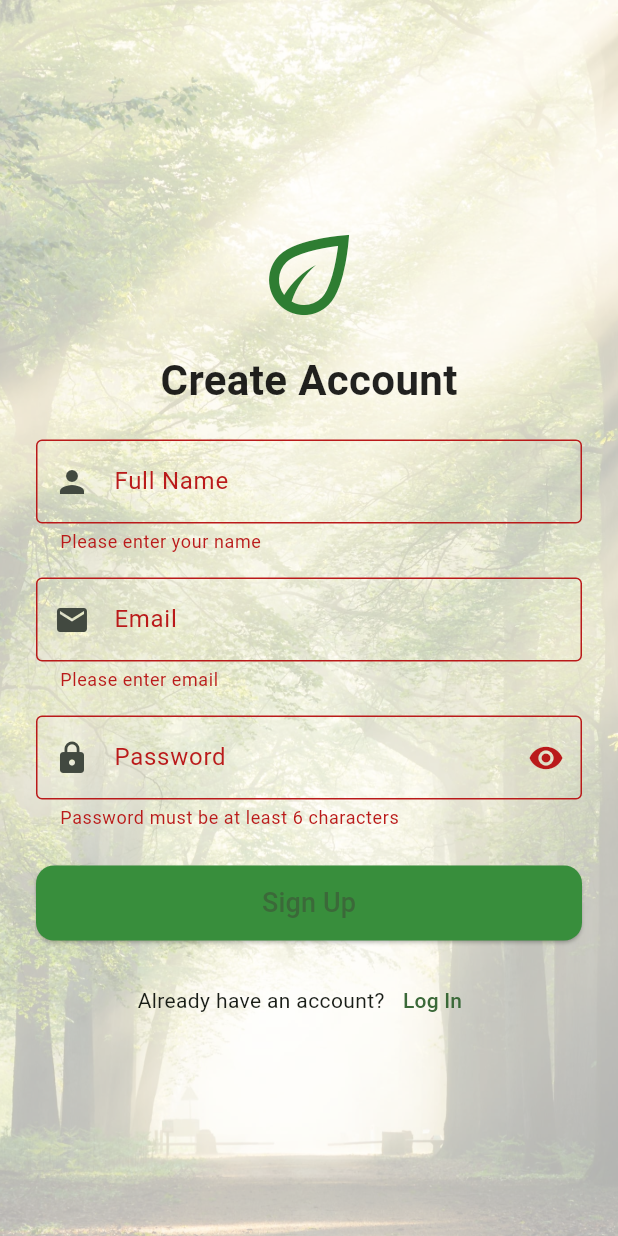
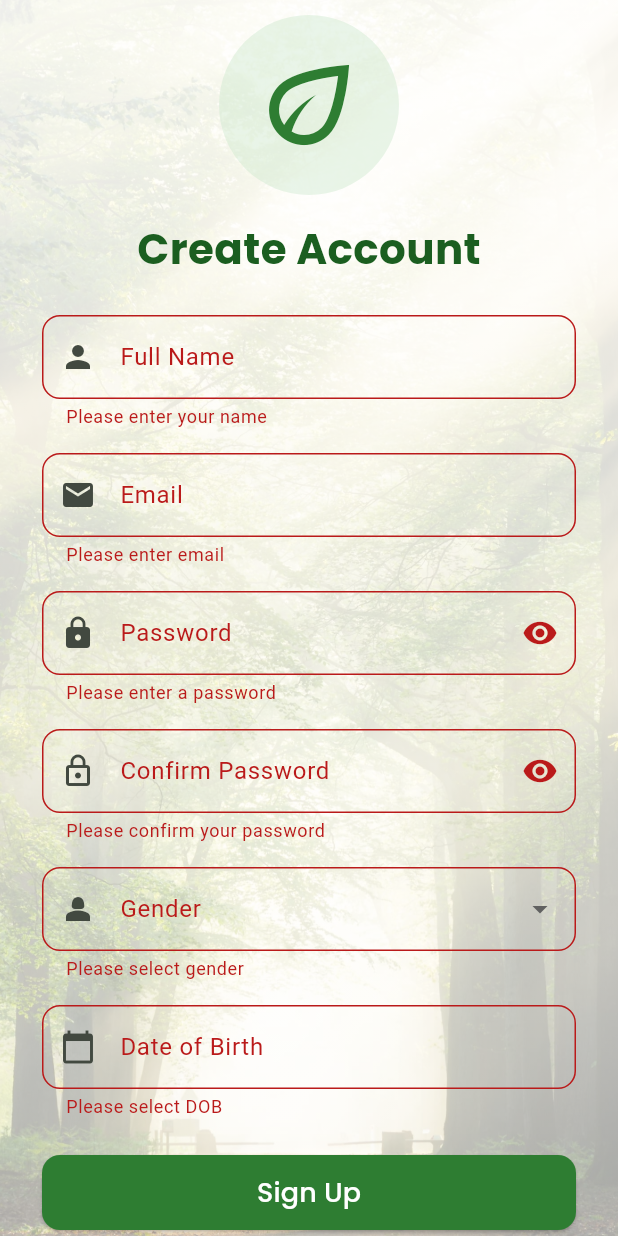
Before and after one commit to shreyachak1712/CarbonConscious, a Flutter app: the SignupPage screen opened by its route, after a tap on "Sign Up", on a phone screen of 412 x 824 dp. Run offline on Flutter 3.47's test engine with Material 3 defaults, Android fonts, the phone set to English and light mode, and no system bars; our stand-ins replace google_fonts.

Commit message:
signup and sidebar

```diff
--- a/lib/electricity_page.dart
+++ b/lib/screens/electricity_page.dart
@@ -1,4 +1,5 @@
 import 'package:flutter/material.dart';
+import '../widgets/custom_drawer.dart';
 import 'dart:math';
 
 class ElectricityPage extends StatefulWidget {
@@ -63,6 +64,7 @@ class _ElectricityPageState extends State<ElectricityPage> {
   @override
   Widget build(BuildContext context) {
     return Scaffold(
+      drawer: const CustomDrawer(),
       appBar: AppBar(
         title: const Text('Electricity Emissions'),
         backgroundColor: Colors.green[700],
--- a/lib/food_page.dart
+++ b/lib/screens/food_page.dart
@@ -1,5 +1,6 @@
 // Refactored FoodPage using servings instead of kg
 import 'package:flutter/material.dart';
+import '../widgets/custom_drawer.dart';
 
 class FoodPage extends StatefulWidget {
   const FoodPage({super.key});
@@ -58,6 +59,7 @@ class _FoodPageState extends State<FoodPage> {
   @override
   Widget build(BuildContext context) {
     return Scaffold(
+      drawer: const CustomDrawer(),
       appBar: AppBar(
         title: const Text('Track Food Consumption'),
         backgroundColor: Colors.green[700],
--- a/lib/home_dashboard.dart
+++ b/lib/screens/home_dashboard.dart
@@ -1,4 +1,5 @@
 import 'package:flutter/material.dart';
+import '../widgets/custom_drawer.dart';
 
 class HomeDashboard extends StatelessWidget {
   const HomeDashboard({super.key});
@@ -7,6 +8,7 @@ class HomeDashboard extends StatelessWidget {
   Widget build(BuildContext context) {
     return Scaffold(
       backgroundColor: Colors.green[50],
+      drawer: const CustomDrawer(),
       appBar: AppBar(
         backgroundColor: Colors.green[700],
         title: const Text("Carbon Tracker"),
--- a/lib/shopping_page.dart
+++ b/lib/screens/shopping_page.dart
@@ -1,4 +1,5 @@
 import 'package:flutter/material.dart';
+import '../widgets/custom_drawer.dart';
 
 class ShoppingPage extends StatefulWidget {
   const ShoppingPage({super.key});
@@ -89,6 +90,7 @@ class _ShoppingPageState extends State<ShoppingPage> {
   @override
   Widget build(BuildContext context) {
     return Scaffold(
+      drawer: const CustomDrawer(),
       appBar: AppBar(
         title: const Text("Shopping Emissions"),
         backgroundColor: Colors.green[700],
--- /dev/null
+++ b/lib/screens/signup_page.dart
@@ -0,0 +1,317 @@
+import 'package:flutter/material.dart';
+import 'package:google_fonts/google_fonts.dart';
+import 'package:intl/intl.dart';
+
+class SignupPage extends StatefulWidget {
+  const SignupPage({Key? key}) : super(key: key);
+
+  @override
+  State<SignupPage> createState() => _SignupPageState();
+}
+
+class _SignupPageState extends State<SignupPage> {
+  final _formKey = GlobalKey<FormState>();
+  final TextEditingController _dobController = TextEditingController();
+
+  String? _selectedGender;
+  bool _obscureText = true;
+  bool _obscureConfirmText = true;
+  String? _password;
+  String? _confirmPassword;
+  DateTime? _selectedDate;
+
+  bool _isPasswordStrong(String password) {
+    RegExp passwordRegExp = RegExp(
+        r'^(?=.*[a-z])(?=.*[A-Z])(?=.*\d)(?=.*[@$!%*?&])[A-Za-z\d@$!%*?&]{8,}$');
+    return passwordRegExp.hasMatch(password);
+  }
+
+  @override
+  Widget build(BuildContext context) {
+    return Scaffold(
+      body: Stack(
+        children: [
+          // 🌲 Background Image
+          Positioned.fill(
+            child: Image.asset(
+              'assets/images/forest_background.jpg',
+              fit: BoxFit.cover,
+            ),
+          ),
+
+          // 🧊 Gradient Overlay
+          Positioned.fill(
+            child: Container(
+              decoration: BoxDecoration(
+                gradient: LinearGradient(
+                  colors: [
+                    Colors.white.withOpacity(0.9),
+                    Colors.white.withOpacity(0.6),
+                  ],
+                  begin: Alignment.topCenter,
+                  end: Alignment.bottomCenter,
+                ),
+              ),
+            ),
+          ),
+
+          // 📝 Sign-Up Form
+          SafeArea(
+            child: Center(
+              child: SingleChildScrollView(
+                padding: const EdgeInsets.symmetric(horizontal: 28.0),
+                child: Form(
+                  key: _formKey,
+                  child: Column(
+                    children: [
+                      const SizedBox(height: 10),
+
+                      // 🌿 Logo
+                      Container(
+                        padding: const EdgeInsets.all(20),
+                        decoration: BoxDecoration(
+                          shape: BoxShape.circle,
+                          color: Colors.green.shade100.withOpacity(0.4),
+                        ),
+                        child: Icon(
+                          Icons.eco_outlined,
+                          size: 80,
+                          color: Colors.green.shade800,
+                        ),
+                      ),
+                      const SizedBox(height: 16),
+
+                      // ✨ Title
+                      Text(
+                        'Create Account',
+                        style: GoogleFonts.poppins(
+                          fontSize: 28,
+                          fontWeight: FontWeight.bold,
+                          color: Colors.green.shade900,
+                        ),
+                      ),
+                      const SizedBox(height: 24),
+
+                      // Full Name
+                      TextFormField(
+                        decoration: InputDecoration(
+                          labelText: 'Full Name',
+                          prefixIcon: const Icon(Icons.person),
+                          border: OutlineInputBorder(
+                            borderRadius: BorderRadius.circular(12),
+                          ),
+                        ),
+                        validator: (value) =>
+                            value!.isEmpty ? 'Please enter your name' : null,
+                      ),
+                      const SizedBox(height: 16),
+
+                      // Email
+                      TextFormField(
+                        decoration: InputDecoration(
+                          labelText: 'Email',
+                          prefixIcon: const Icon(Icons.email),
+                          border: OutlineInputBorder(
+                            borderRadius: BorderRadius.circular(12),
+                          ),
+                        ),
+                        keyboardType: TextInputType.emailAddress,
+                        validator: (value) {
+                          if (value == null || value.isEmpty) {
+                            return 'Please enter email';
+                          }
+                          bool emailValid = RegExp(
+                                  r'^[\w-\.]+@([\w-]+\.)+[\w]{2,4}$')
+                              .hasMatch(value);
+                          return emailValid ? null : 'Enter a valid email';
+                        },
+                      ),
+                      const SizedBox(height: 16),
+
+                      // Password
+                      TextFormField(
+                        obscureText: _obscureText,
+                        decoration: InputDecoration(
+                          labelText: 'Password',
+                          prefixIcon: const Icon(Icons.lock),
+                          suffixIcon: IconButton(
+                            icon: Icon(_obscureText
+                                ? Icons.visibility
+                                : Icons.visibility_off),
+                            onPressed: () {
+                              setState(() {
+                                _obscureText = !_obscureText;
+                              });
+                            },
+                          ),
+                          border: OutlineInputBorder(
+                            borderRadius: BorderRadius.circular(12),
+                          ),
+                        ),
+                        onChanged: (value) => _password = value,
+                        validator: (value) {
+                          if (value == null || value.isEmpty) {
+                            return 'Please enter a password';
+                          } else if (!_isPasswordStrong(value)) {
+                            return 'Password must contain:\n• 8+ chars\n• 1 uppercase\n• 1 lowercase\n• 1 digit\n• 1 special character';
+                          }
+                          return null;
+                        },
+                      ),
+                      const SizedBox(height: 16),
+
+                      // Confirm Password
+                      TextFormField(
+                        obscureText: _obscureConfirmText,
+                        decoration: InputDecoration(
+                          labelText: 'Confirm Password',
+                          prefixIcon: const Icon(Icons.lock_outline),
+                          suffixIcon: IconButton(
+                            icon: Icon(_obscureConfirmText
+                                ? Icons.visibility
+                                : Icons.visibility_off),
+                            onPressed: () {
+                              setState(() {
+                                _obscureConfirmText = !_obscureConfirmText;
+                              });
+                            },
+                          ),
+                          border: OutlineInputBorder(
+                            borderRadius: BorderRadius.circular(12),
+                          ),
+                        ),
+                        onChanged: (value) => _confirmPassword = value,
+                        validator: (value) {
+                          if (value == null || value.isEmpty) {
+                            return 'Please confirm your password';
+                          } else if (value != _password) {
+                            return 'Passwords do not match';
+                          }
+                          return null;
+                        },
+                      ),
+                      const SizedBox(height: 16),
+
+                      // Gender
+                      DropdownButtonFormField<String>(
+                        value: _selectedGender,
+                        decoration: InputDecoration(
+                          labelText: 'Gender',
+                          prefixIcon: const Icon(Icons.person_2),
+                          border: OutlineInputBorder(
+                            borderRadius: BorderRadius.circular(12),
+                          ),
+                        ),
+                        items: ['Male', 'Female', 'Other']
+                            .map((gender) => DropdownMenuItem(
+                                  value: gender,
+                                  child: Text(gender),
+                                ))
+                            .toList(),
+                        onChanged: (value) {
+                          setState(() => _selectedGender = value);
+                        },
+                        validator: (value) =>
+                            value == null ? 'Please select gender' : null,
+                      ),
+                      const SizedBox(height: 16),
+
+                      // Date of Birth
+                      TextFormField(
+                        controller: _dobController,
+                        readOnly: true,
+                        decoration: InputDecoration(
+                          labelText: 'Date of Birth',
+                          prefixIcon: const Icon(Icons.calendar_today),
+                          border: OutlineInputBorder(
+                            borderRadius: BorderRadius.circular(12),
+                          ),
+                        ),
+                        onTap: () async {
+                          DateTime? picked = await showDatePicker(
+                            context: context,
+                            initialDate: DateTime(2005),
+                            firstDate: DateTime(1900),
+                            lastDate: DateTime.now(),
+                          );
+                          if (picked != null) {
+                            setState(() {
+                              _selectedDate = picked;
+                              _dobController.text =
+                                  DateFormat('dd MMM yyyy').format(picked);
+                            });
+                          }
+                        },
+                        validator: (_) =>
+                            _selectedDate == null ? 'Please select DOB' : null,
+                      ),
+                      const SizedBox(height: 24),
+
+                      // Sign-Up Button
+                      SizedBox(
+                        width: double.infinity,
+                        height: 50,
+                        child: ElevatedButton(
+                          style: ElevatedButton.styleFrom(
+                            backgroundColor: Colors.green[800],
+                            shape: RoundedRectangleBorder(
+                              borderRadius: BorderRadius.circular(12),
+                            ),
+                          ),
+                          onPressed: () {
+                            if (_formKey.currentState!.validate()) {
+                              // TODO: Connect with Firebase or backend
+                              ScaffoldMessenger.of(context).showSnackBar(
+                                const SnackBar(
+                                  content:
+                                      Text('Account created successfully!'),
+                                ),
+                              );
+                            }
+                          },
+                          child: Text(
+                            'Sign Up',
+                            style: GoogleFonts.poppins(
+                              fontSize: 18,
+                              fontWeight: FontWeight.w500,
+                              color: Colors.white,
+                            ),
+                          ),
+                        ),
+                      ),
+                      const SizedBox(height: 16),
+
+                      // Login Redirect
+                      Row(
+                        mainAxisAlignment: MainAxisAlignment.center,
+                        children: [
+                          Text(
+                            'Already have an account?',
+                            style: GoogleFonts.poppins(),
+                          ),
+                          TextButton(
+                            onPressed: () {
+                              Navigator.pushReplacementNamed(
+                                  context, '/login');
+                            },
+                            child: Text(
+                              'Log In',
+                              style: GoogleFonts.poppins(
+                                fontWeight: FontWeight.bold,
+                                color: Colors.green.shade800,
+                              ),
+                            ),
+                          ),
+                        ],
+                      ),
+                    ],
+                  ),
+                ),
+              ),
+            ),
+          ),
+        ],
+      ),
+    );
+  }
+}
--- a/lib/travel_emissions_page.dart
+++ b/lib/screens/travel_emissions_page.dart
@@ -1,5 +1,6 @@
 import 'package:flutter/material.dart';
 import 'package:intl/intl.dart';
+import '../widgets/custom_drawer.dart';
 
 class TravelEntry {
   String mode;
@@ -268,6 +269,7 @@ class _TravelPageState extends State<TravelPage> {
   @override
   Widget build(BuildContext context) {
     return Scaffold(
+      drawer: const CustomDrawer(),
       appBar: AppBar(
         title: const Text("Travel Emissions Tracker"),
         backgroundColor: Colors.green[700],
--- a/lib/signup_page.dart
+++ /dev/null
@@ -1,158 +0,0 @@
-import 'package:flutter/material.dart';
-
-class SignupPage extends StatefulWidget {
-  const SignupPage({Key? key}) : super(key: key);
-
-  @override
-  State<SignupPage> createState() => _SignupPageState();
-}
-
-class _SignupPageState extends State<SignupPage> {
-  final _formKey = GlobalKey<FormState>();
-  bool _obscureText = true;
-
-  @override
-  Widget build(BuildContext context) {
-    return Scaffold(
-      body: Stack(
-        children: [
-          // 🌲 Background Image
-          Positioned.fill(
-            child: Image.asset(
-              'assets/images/forest_background.jpg', // ✅ Same path as LoginPage
-              fit: BoxFit.cover,
-            ),
-          ),
-
-          // 🧊 White overlay for readability
-          Positioned.fill(
-            child: Container(
-              color: Colors.white.withOpacity(0.65),
-            ),
-          ),
-
-          // 📝 Sign-Up Form
-          SafeArea(
-            child: Center(
-              child: SingleChildScrollView(
-                padding: const EdgeInsets.symmetric(horizontal: 24.0),
-                child: Form(
-                  key: _formKey,
-                  child: Column(
-                    children: [
-                      const SizedBox(height: 10),
-                      Icon(Icons.eco_outlined,
-                          size: 80, color: Colors.green.shade800),
-                      const SizedBox(height: 10),
-                      const Text(
-                        'Create Account',
-                        style: TextStyle(
-                          fontSize: 28,
-                          fontWeight: FontWeight.bold,
-                          color: Colors.black87,
-                        ),
-                      ),
-                      const SizedBox(height: 20),
-
-                      // Name
-                      TextFormField(
-                        decoration: const InputDecoration(
-                          labelText: 'Full Name',
-                          prefixIcon: Icon(Icons.person),
-                          border: OutlineInputBorder(),
-                        ),
-                        validator: (value) =>
-                            value!.isEmpty ? 'Please enter your name' : null,
-                      ),
-                      const SizedBox(height: 16),
-
-                      // Email
-                      TextFormField(
-                        decoration: const InputDecoration(
-                          labelText: 'Email',
-                          prefixIcon: Icon(Icons.email),
-                          border: OutlineInputBorder(),
-                        ),
-                        keyboardType: TextInputType.emailAddress,
-                        validator: (value) =>
-                            value!.isEmpty ? 'Please enter email' : null,
-                      ),
-                      const SizedBox(height: 16),
-
-                      // Password
-                      TextFormField(
-                        obscureText: _obscureText,
-                        decoration: InputDecoration(
-                          labelText: 'Password',
-                          prefixIcon: const Icon(Icons.lock),
-                          border: const OutlineInputBorder(),
-                          suffixIcon: IconButton(
-                            icon: Icon(_obscureText
-                                ? Icons.visibility
-                                : Icons.visibility_off),
-                            onPressed: () {
-                              setState(() {
-                                _obscureText = !_obscureText;
-                              });
-                            },
-                          ),
-                        ),
-                        validator: (value) => value!.length < 6
-                            ? 'Password must be at least 6 characters'
-                            : null,
-                      ),
-                      const SizedBox(height: 24),
-
-                      // Sign-Up Button
-                      SizedBox(
-                        width: double.infinity,
-                        height: 50,
-                        child: ElevatedButton(
-                          style: ElevatedButton.styleFrom(
-                            backgroundColor: Colors.green[700],
-                            shape: RoundedRectangleBorder(
-                              borderRadius: BorderRadius.circular(12),
-                            ),
-                          ),
-                          onPressed: () {
-                            if (_formKey.currentState!.validate()) {
-                              // TODO: Call Firebase signup function
-                              ScaffoldMessenger.of(context).showSnackBar(
-                                const SnackBar(
-                                    content:
-                                        Text('Account created successfully!')),
-                              );
-                            }
-                          },
-                          child: const Text(
-                            'Sign Up',
-                            style: TextStyle(fontSize: 18),
-                          ),
-                        ),
-                      ),
-                      const SizedBox(height: 16),
-
-                      // Redirect to Login
-                      Row(
-                        mainAxisAlignment: MainAxisAlignment.center,
-                        children: [
-                          const Text('Already have an account?'),
-                          TextButton(
-                            onPressed: () {
-                              Navigator.pushReplacementNamed(context, '/login');
-                            },
-                            child: const Text('Log In'),
-                          ),
-                        ],
-                      ),
-                    ],
-                  ),
-                ),
-              ),
-            ),
-          ),
-        ],
-      ),
-    );
-  }
-}
--- a/pubspec.yaml
+++ b/pubspec.yaml
@@ -30,6 +30,7 @@ environment:
 dependencies:
   flutter:
     sdk: flutter
+  google_fonts: ^6.2.1
   intl: ^0.18.1  # or the latest version available
 
 
@@ -39,6 +40,7 @@ dependencies:
   cupertino_icons: ^1.0.6
 
 dev_dependencies:
+  flutter_launcher_icons: ^0.13.1
   flutter_test:
     sdk: flutter
 
@@ -49,6 +51,10 @@ dev_dependencies:
   # rules and activating additional ones.
   flutter_lints: ^3.0.0
 
+flutter_icons:
+  android: true
+  ios: true
+  image_path: "assets/images/cc_icon.png"
 # For information on the generic Dart part of this file, see the
 # following page: https://dart.dev/tools/pub/pubspec
 
```
Also changed, not shown: lib/main.dart (+9 -8 lines), lib/screens/login_page.dart (renamed from lib/login_page.dart, +80 -32 lines), lib/widgets/custom_drawer.dart (added, +80 -0 lines), assets/images/cc_icon.png (added), pubspec.lock, 2 other files.
